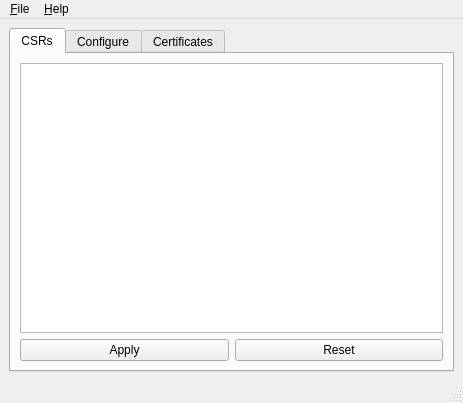
certain/certain, file certain/certain.ui: the form before one commit.
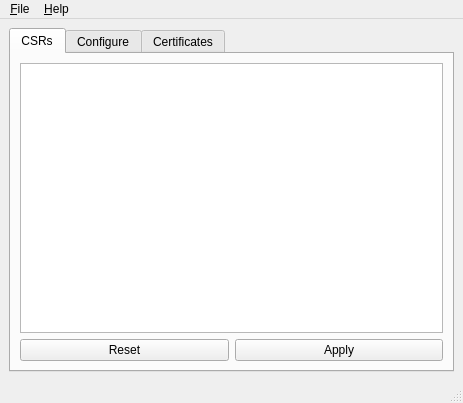
The form after the commit.

Commit message:
Better error handling, more consistent buttons.
Pop up an error box if parse_config raises _any_ Exceptions.
Set the windowTitle to "Certain". Prepend it to warning dialogs.
Put the Apply/Reset buttons the same way round on every tab!

What changed in the file:
```diff
--- a/certain/certain.ui
+++ b/certain/certain.ui
@@ -18,9 +18,6 @@
    <layout class="QVBoxLayout" name="verticalLayout_4">
     <item>
      <widget class="QTabWidget" name="tabWidget">
-      <property name="autoFillBackground">
-       <bool>false</bool>
-      </property>
       <property name="currentIndex">
        <number>0</number>
       </property>
@@ -41,13 +38,6 @@
         </item>
         <item>
          <layout class="QHBoxLayout" name="horizontalLayout_2">
-          <item>
-           <widget class="QPushButton" name="csrApply">
-            <property name="text">
-             <string>Apply</string>
-            </property>
-           </widget>
-          </item>
           <item>
            <widget class="QPushButton" name="csrReset">
             <property name="text">
@@ -55,6 +45,13 @@
             </property>
            </widget>
           </item>
+          <item>
+           <widget class="QPushButton" name="csrApply">
+            <property name="text">
+             <string>Apply</string>
+            </property>
+           </widget>
+          </item>
          </layout>
         </item>
        </layout>
```
Left out of the diff: 4 changed lines with no effect on the pictures. The commit also changes 1 other file.
